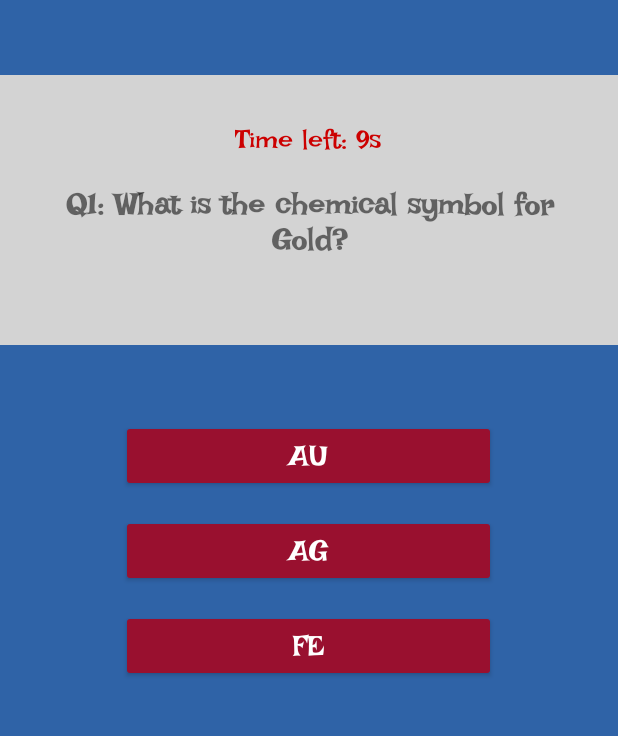
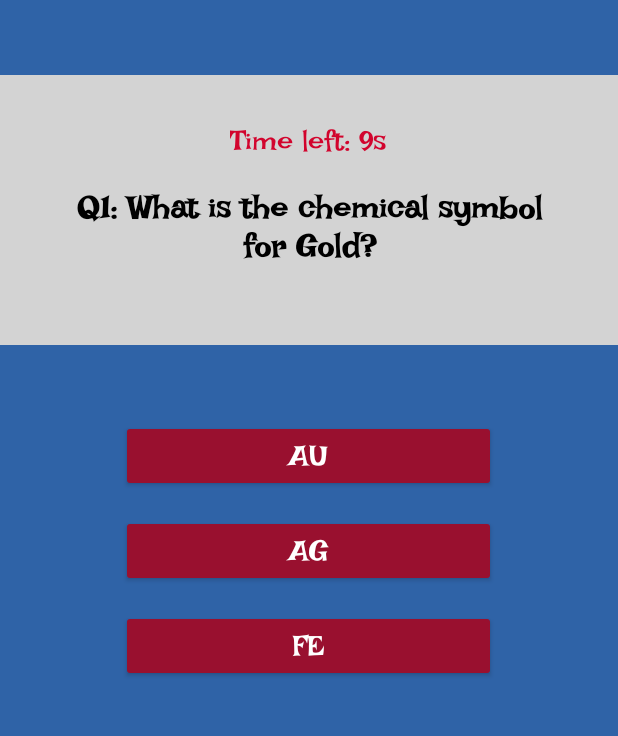
Before and after one commit to anurag-joshi11/quiz, an Android app built with Jetpack Compose: the QuizActivity screen opened directly, with no data from a screen before it, on a phone screen of 412 x 824 dp, the part 87-823 px from its top. Run offline under Robolectric (Android 15) with nearby library versions, the phone set to English and light mode, and no system bars.

Commit message:
Added comments and formatting

```diff
--- a/app/src/main/java/com/example/quizapp/QuizActivity.kt
+++ b/app/src/main/java/com/example/quizapp/QuizActivity.kt
@@ -10,9 +10,13 @@ import android.widget.Button
 import android.widget.TextView
 import androidx.activity.ComponentActivity
 
+/**
+ * Activity that manages the quiz gameplay, including displaying questions,
+ * handling answers, and showing results.
+ */
 class QuizActivity : ComponentActivity() {
 
-    // UI elements for displaying the question and answer options
+    // UI elements
     private lateinit var tvQuestion: TextView
     private lateinit var btnOptionA: Button
     private lateinit var btnOptionB: Button
@@ -43,7 +47,7 @@ class QuizActivity : ComponentActivity() {
         "Which sport is known as the 'king of sports'?"
     )
 
-    // Multiple-choice answer options for each question
+    // Answer options corresponding to each question
     private val options = arrayOf(
         arrayOf("London", "Paris", "Berlin"),
         arrayOf("Venus", "Jupiter", "Mars"),
@@ -67,13 +71,33 @@ class QuizActivity : ComponentActivity() {
         arrayOf("Football", "Basketball", "Cricket")
     )
 
-    // The correct answer indices for each question (1-based indexing)
-    private val correctAnswers = arrayOf(2, 3, 1, 1, 2, 2, 1, 3, 1, 1, 3, 2, 1, 3, 3, 1, 2, 1, 2, 3)
+    private val correctAnswers = arrayOf(
+        2, // Paris
+        3, // Mars
+        1, // Harper Lee
+        1, // Pacific
+        2, // Amazon
+        2, // 8
+        1, // Brazil
+        3, // Leonardo da Vinci
+        1, // Au
+        1, // Africa
+        3, // Carbon Dioxide
+        2, // Einstein
+        1, // Beaver
+        3, // Hydrogen
+        3, // Diamond
+        1, // Alexander Fleming
+        2, // Jupiter
+        1, // 0°C
+        2, // Neil Armstrong
+        3  // Football
+    )
 
-    private var score = 0 // Stores the player's score
-    private var questionIndex = 0 // Keeps track of the current question
-    private lateinit var selectedQuestions: List<Int> // Stores randomly selected question indices
-    private var selectedAnswers = IntArray(20) // Stores the player's selected answers
+    private var score = 0
+    private var questionIndex = 0
+    private lateinit var selectedQuestions: List<Int>
+    private var selectedAnswers = IntArray(20)
 
     private var countDownTimer: CountDownTimer? = null // Countdown timer for each question
 
@@ -81,55 +105,63 @@ class QuizActivity : ComponentActivity() {
         super.onCreate(savedInstanceState)
         setContentView(R.layout.activity_questions_array)
 
-        // Link UI elements with their XML IDs
+        // Bind UI elements to their XML counterparts
         tvQuestion = findViewById(R.id.tvQuestion)
         btnOptionA = findViewById(R.id.btnOptionA)
         btnOptionB = findViewById(R.id.btnOptionB)
         btnOptionC = findViewById(R.id.btnOptionC)
         tvTimer = findViewById(R.id.tvTimer)
 
-        // Randomly select a set of unique questions (choosing 4 out of 20 for this session)
+        // Randomly select a set of unique questions (4 out of 20)
         selectedQuestions = questions.indices.shuffled().take(4)
 
         // Load the first question
         loadQuestion()
 
-        // Set click listeners for answer buttons
+        // Set up button click listeners for answer options
         btnOptionA.setOnClickListener { checkAnswer(1) }
         btnOptionB.setOnClickListener { checkAnswer(2) }
         btnOptionC.setOnClickListener { checkAnswer(3) }
     }
 
+    /**
+     * Loads and displays the next question along with the options.
+     * Also starts the countdown timer.
+     */
     @SuppressLint("SetTextI18n")
     private fun loadQuestion() {
-        // If all selected questions have been answered, show the results
+        // If all questions have been answered, show the results
         if (questionIndex >= selectedQuestions.size) {
             showResults()
             return
         }
 
-        val qIndex = selectedQuestions[questionIndex] // Get the index of the current question
-        tvQuestion.text = "Q${questionIndex + 1}: ${questions[qIndex]}" // Display the question text
-        btnOptionA.text = options[qIndex][0] // Set text for option A
-        btnOptionB.text = options[qIndex][1] // Set text for option B
-        btnOptionC.text = options[qIndex][2] // Set text for option C
+        val qIndex = selectedQuestions[questionIndex]
+        tvQuestion.text = "Q${questionIndex + 1}: ${questions[qIndex]}"
+        btnOptionA.text = options[qIndex][0]
+        btnOptionB.text = options[qIndex][1]
+        btnOptionC.text = options[qIndex][2]
 
-        changeBackgroundColor() // Change background color for each question
-        startTimer() // Start the countdown timer
+        changeBackgroundColor() // Change background color for the current question
+        startTimer() // Start the countdown timer for this question
     }
 
+    /**
+     * Checks the user's answer, updates the score, and moves to the next question.
+     * @param selected The selected answer index (1, 2, or 3).
+     */
     private fun checkAnswer(selected: Int) {
-        countDownTimer?.cancel() // Stop the timer when the user answers
+        countDownTimer?.cancel() // Stop the timer when an answer is selected
 
-        val qIndex = selectedQuestions[questionIndex] // Get the current question index
-        selectedAnswers[questionIndex] = selected // Store the user's answer
+        val qIndex = selectedQuestions[questionIndex]
+        selectedAnswers[questionIndex] = selected
 
-        // Check if the selected answer matches the correct answer
+        // If correct, increase the score
         if (selected == correctAnswers[qIndex]) {
-            score++ // Increase score for correct answers
+            score++
         }
 
-        // Move to the next question or show results if it was the last one
+        // Move to the next question or show results if it's the last one
         if (questionIndex < selectedQuestions.size - 1) {
             questionIndex++
             loadQuestion()
@@ -138,15 +170,19 @@ class QuizActivity : ComponentActivity() {
         }
     }
 
-    // Changes the background color dynamically to add variety to each question
+    /**
+     * Changes the background color to add visual variety.
+     */
     private fun changeBackgroundColor() {
         val colors = arrayOf("#2F63A7", "#AEA052", "#126659", "#783E27", "#540833")
-        val newColor = Color.parseColor(colors[questionIndex % colors.size]) // Cycle through colors
-        val rootView = findViewById<View>(android.R.id.content) // Get root view
-        rootView.setBackgroundColor(newColor) // Apply new background color
+        val newColor = Color.parseColor(colors[questionIndex % colors.size])
+        val rootView = findViewById<View>(android.R.id.content)
+        rootView.setBackgroundColor(newColor) // Apply new color to background
     }
 
-    // Starts a 10-second countdown timer for each question
+    /**
+     * Starts a 10-second countdown timer for each question.
+     */
     private fun startTimer() {
         countDownTimer?.cancel() // Cancel any existing timer
 
@@ -157,7 +193,7 @@ class QuizActivity : ComponentActivity() {
             }
 
             override fun onFinish() {
-                // Move to the next question when time runs out
+                // Move to the next question or show results when time runs out
                 if (questionIndex < selectedQuestions.size - 1) {
                     questionIndex++
                     loadQuestion()
@@ -168,9 +204,11 @@ class QuizActivity : ComponentActivity() {
         }.start()
     }
 
-    // Navigates to the results screen, passing the player's answers and score
+    /**
+     * Navigates to the results screen and passes the player's score and answers.
+     */
     private fun showResults() {
-        // Convert the raw question data into Question objects
+        // Convert question data to Question objects for passing to the results screen
         val questionsList = questions.indices.map { i ->
             Question(
                 question = questions[i],
@@ -179,21 +217,21 @@ class QuizActivity : ComponentActivity() {
             )
         }
 
-        // Create an intent to switch to ResultsActivity and pass the required data
+        // Create an intent to navigate to the results screen
         val intent = Intent(this, ResultsActivity::class.java).apply {
-            putParcelableArrayListExtra("questions", ArrayList(questionsList)) // Pass questions
-            putExtra("score", score) // Pass final score
-            putIntegerArrayListExtra("selectedQuestions", ArrayList(selectedQuestions)) // Pass selected question indices
+            putParcelableArrayListExtra("questions", ArrayList(questionsList))
+            putExtra("score", score) // Pass the score
+            putIntegerArrayListExtra("selectedQuestions", ArrayList(selectedQuestions))
             putExtra("selectedAnswers", selectedAnswers) // Pass selected answers
         }
 
-        // Save the last score in shared preferences
+        // Save the score to shared preferences for future use
         val sharedPreferences = getSharedPreferences("QuizGamePrefs", MODE_PRIVATE)
         val editor = sharedPreferences.edit()
         editor.putInt("LAST_SCORE", score)
         editor.apply()
 
-        startActivity(intent) // Start results activity
-        finish() // Close the quiz activity
+        startActivity(intent)
+        finish()
     }
 }
--- a/app/src/main/res/layout/activity_main.xml
+++ b/app/src/main/res/layout/activity_main.xml
@@ -3,8 +3,6 @@
     android:layout_width="match_parent"
     android:layout_height="match_parent"
     android:background="@color/white">
-
-    <!--hello-->
 
     <!-- Header Section at the Top -->
     <TextView
@@ -72,7 +70,6 @@
             android:src="@drawable/uottawa_garnet"
             android:layout_gravity="center"
             android:layout_marginTop="90dp"/>
-
     </LinearLayout>
 
 </RelativeLayout>
--- a/app/src/main/res/layout/activity_questions_array.xml
+++ b/app/src/main/res/layout/activity_questions_array.xml
@@ -29,45 +29,19 @@
         android:gravity="center"
         android:padding="16dp">
 
-<!--
-        <TextView
-            android:id="@+id/tvTimer"
-            android:layout_width="92dp"
-            android:layout_height="54dp"
-            android:layout_gravity="center"
-            android:layout_marginTop="1dp"
-            android:text="test"
-            android:textColor="@color/red"
-            android:textSize="20sp" />
-
-        <TextView
-            android:id="@+id/tvQuestion"
-            android:layout_width="match_parent"
-            android:layout_height="wrap_content"
-            android:fontFamily="@font/irish_grover"
-            android:gravity="center"
-            android:layout_marginTop="30dp"
-            android:layout_marginLeft="5dp"
-            android:padding="10dp"
-            android:text="question"
-            android:textColor="@color/black"
-            android:textSize="24sp"
-            android:textStyle="bold" />
--->
         <RelativeLayout
-            xmlns:android="http://schemas.android.com/apk/res/android"
             android:layout_width="match_parent"
             android:layout_height="match_parent"
             android:padding="16dp">
 
-            <!-- Timer TextView (Added) -->
+            <!-- Timer TextView -->
             <TextView
                 android:id="@+id/tvTimer"
                 android:layout_width="wrap_content"
                 android:layout_height="wrap_content"
-                android:text="timer"
-                android:textSize="18sp"
-                android:textColor="@android:color/holo_red_dark"
+                android:text=""
+                android:textSize="19sp"
+                android:textColor="@color/red"
                 android:layout_centerHorizontal="true"
                 android:layout_marginBottom="10dp"/>
 
@@ -76,17 +50,17 @@
                 android:id="@+id/tvQuestion"
                 android:layout_width="match_parent"
                 android:layout_height="wrap_content"
-                android:text="Sample Question?"
-                android:textSize="20sp"
+                android:text=""
+                android:textSize="21sp"
                 android:textStyle="bold"
                 android:gravity="center"
                 android:padding="10dp"
+                android:textColor="@color/black"
                 android:layout_below="@id/tvTimer"
                 android:layout_centerHorizontal="true"/>
 
-            <!-- Other Views (e.g., Buttons for answers) -->
+        </RelativeLayout>
 
-        </RelativeLayout>
     </LinearLayout>
 
     <!-- Options Container -->
@@ -134,7 +108,6 @@
             android:text="@string/option_c"
             android:textColor="@android:color/white"
             android:textSize="20sp" />
-
     </LinearLayout>
 
 </RelativeLayout>
--- a/app/src/main/res/layout/activity_results_screen.xml
+++ b/app/src/main/res/layout/activity_results_screen.xml
@@ -26,7 +26,7 @@
         android:layout_centerHorizontal="true"
         android:layout_marginTop="20dp"
         android:gravity="center"
-        android:text="Results"
+        android:text="@string/results"
         android:textColor="@color/garnet"
         android:textSize="24sp"
         android:textStyle="bold" />
@@ -40,13 +40,13 @@
         android:layout_below="@id/tvResultsHeader"
         android:layout_marginTop="10dp">
 
+        <!-- Dynamic Question and Answers (Content added dynamically in ResultsActivity) -->
         <LinearLayout
             android:id="@+id/linearResults"
             android:layout_width="match_parent"
             android:layout_height="wrap_content"
             android:orientation="vertical"
             android:padding="20dp">
-            <!-- Dynamic Question and Answers (Content will be added dynamically in ResultsActivity) -->
         </LinearLayout>
 
     </ScrollView>
@@ -68,7 +68,7 @@
             android:layout_height="wrap_content"
             android:layout_marginBottom="10dp"
             android:gravity="center"
-            android:text="Score: 2"
+            android:text=""
             android:textColor="@color/black"
             android:textSize="20sp"
             android:textStyle="bold" />
--- a/app/src/main/res/layout/activity_showscore.xml
+++ b/app/src/main/res/layout/activity_showscore.xml
@@ -12,7 +12,7 @@
         android:background="@color/garnet"
         android:text="@string/header_message"
         android:textColor="@android:color/white"
-        android:textSize="24sp"
+        android:textSize="28sp"
         android:gravity="center"
         android:padding="12dp"
         android:textStyle="bold"
@@ -50,8 +50,6 @@
             android:text="@string/back_button"
             android:textColor="@android:color/white"
             android:textSize="20sp" />
-
-
     </LinearLayout>
 
 </RelativeLayout>
--- a/app/src/main/res/layout/activity_start_screen.xml
+++ b/app/src/main/res/layout/activity_start_screen.xml
@@ -10,7 +10,6 @@
     <!-- Header Section at the Top -->
 
     <!-- Title -->
-
     <TextView
         android:id="@+id/headerText"
         android:layout_width="match_parent"
@@ -70,5 +69,4 @@
             android:textSize="20sp" />
     </LinearLayout>
 
-
 </RelativeLayout>
--- a/app/src/main/res/values/colors.xml
+++ b/app/src/main/res/values/colors.xml
@@ -13,4 +13,9 @@
     <color name="polar_grey">#F2F2F2</color>
     <color name="red">#D2042D</color>
     <color name="green">#008000</color>
+    <color name="dark_blue">#2F63A7</color>
+    <color name="mustard">#AEA052</color>
+    <color name="teal">#126659</color>
+    <color name="brown">#783E27</color>
+    <color name="maroon">#540833</color>
 </resources>
--- a/app/src/main/res/values/strings.xml
+++ b/app/src/main/res/values/strings.xml
@@ -10,4 +10,5 @@
     <string name="option_a">Option A</string>
     <string name="option_b">Option B</string>
     <string name="option_c">Option C</string>
+    <string name="results">Results</string>
 </resources>
```
Also changed, not shown: app/src/main/java/com/example/quizapp/MainActivity.kt (+25 -10 lines), app/src/main/java/com/example/quizapp/MusicService.kt (+27 -6 lines), app/src/main/java/com/example/quizapp/Question.kt (+31 -22 lines), app/src/main/java/com/example/quizapp/ResultsActivity.kt (+51 -40 lines), app/src/main/java/com/example/quizapp/ShowScoreActivity.kt (+16 -4 lines), app/src/main/java/com/example/quizapp/StartQuizActivity.kt (+17 -8 lines).
